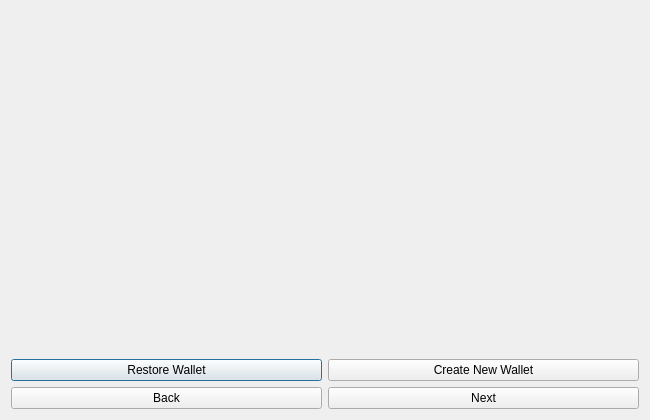
This is src/qt/forms/startoptionsmain.ui in devaultcrypto/devault as Qt 5 draws it before an edit. The edited form follows.
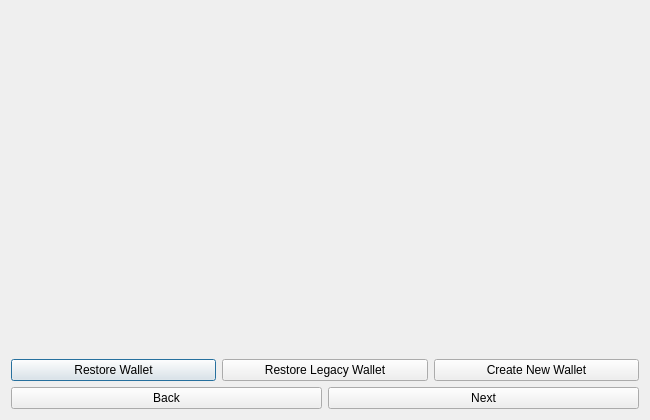
This is the edited form.

Commit message: Attempt to add ability to restore either BLS wallet or legacy wallet - needs testing

Diff of the .ui file:
```diff
--- a/src/qt/forms/startoptionsmain.ui
+++ b/src/qt/forms/startoptionsmain.ui
@@ -56,6 +56,13 @@
        </property>
       </widget>
      </item>
+     <item>
+      <widget class="QPushButton" name="RestoreLegacyWallet">
+       <property name="text">
+        <string>Restore Legacy Wallet</string>
+       </property>
+      </widget>
+     </item>
      <item>
       <widget class="QPushButton" name="NewWallet">
        <property name="text">
```
The commit also changes 14 other files.
